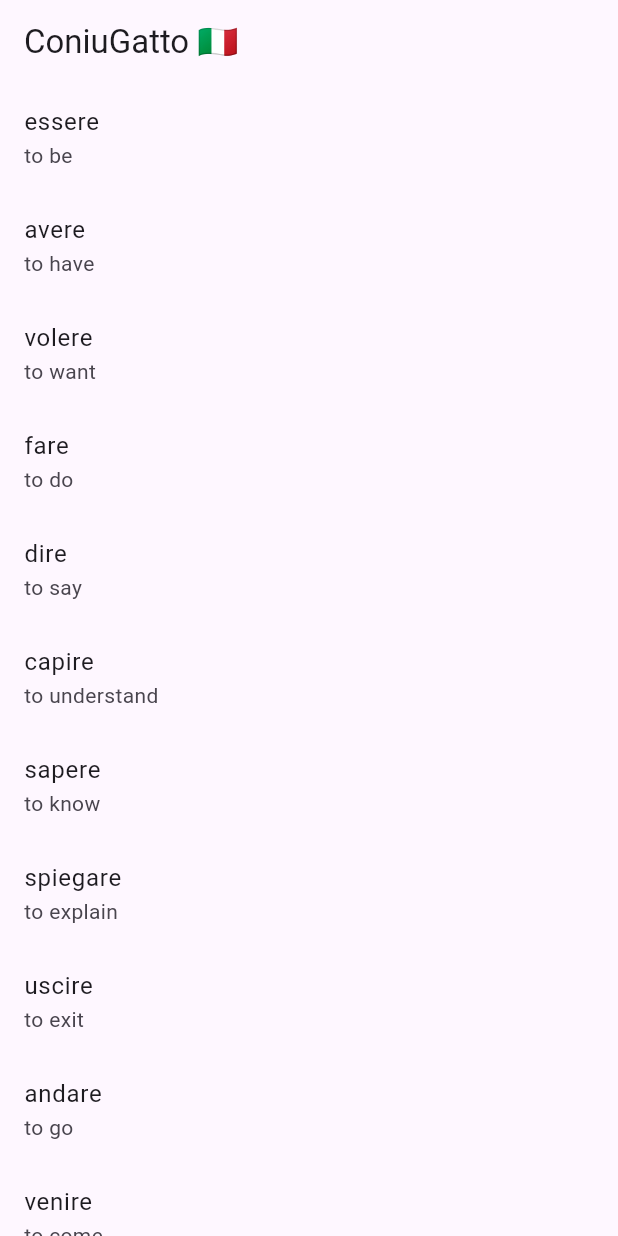
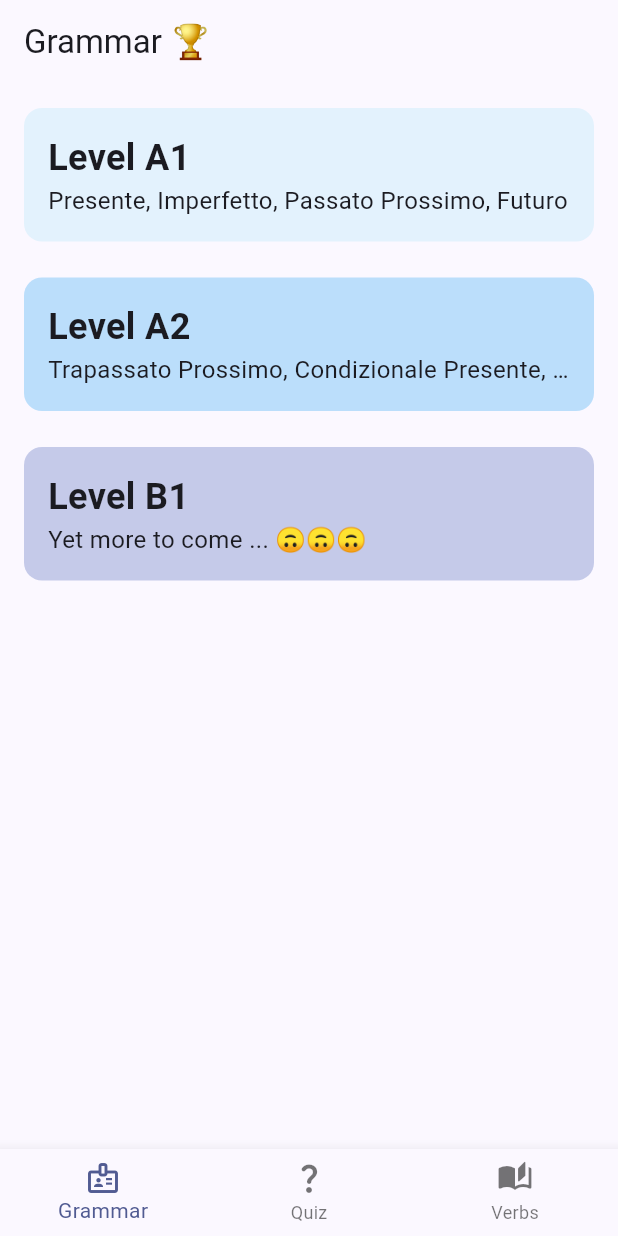
Before and after one commit to NicolasKargruber/ConiuGatto, a Flutter app: the screen it shows after launch, on a phone screen of 412 x 824 dp. Run offline on Flutter 3.47's test engine with Material 3 defaults, Android fonts, the phone set to English and light mode, and no system bars.

Commit message:
[CON-17] Add Mock Screens

```diff
--- a/lib/main.dart
+++ b/lib/main.dart
@@ -1,6 +1,5 @@
+import 'package:coniugatto/screens/home_screen.dart';
 import 'package:flutter/material.dart';
-
-import 'screens/verb_screen.dart';
 
 void main() {
   runApp(const MyApp());
@@ -15,9 +14,9 @@
     return MaterialApp(
       title: 'Flutter Demo',
       theme: ThemeData(
-        colorScheme: ColorScheme.fromSeed(seedColor: Colors.deepPurple),
+        colorScheme: ColorScheme.fromSeed(seedColor: Colors.indigo),
       ),
-      home: VerbScreen(),
+      home: HomeScreen(),
     );
   }
 }
--- /dev/null
+++ b/lib/screens/grammar_screen.dart
@@ -0,0 +1,87 @@
+import 'package:flutter/material.dart';
+
+class GrammarScreen extends StatelessWidget {
+  const GrammarScreen({super.key});
+
+  @override
+  Widget build(BuildContext context) {
+    return Scaffold(
+      appBar: AppBar(title: Text("Grammar 🏆")),
+      body: Padding(
+        padding: const EdgeInsets.all(16.0),
+        child: ListView(
+          children: [
+            Container(
+              padding: const EdgeInsets.all(16.0),
+              alignment: Alignment.centerLeft,
+              decoration: BoxDecoration(
+                shape: BoxShape.rectangle,
+                color: Colors.blue.shade50,
+                borderRadius: BorderRadius.circular(12.0),
+              ),
+              child: Column(
+                crossAxisAlignment: CrossAxisAlignment.start,
+                children: [
+                  Text(
+                    "Level A1",
+                    style: TextStyle(fontWeight: FontWeight.bold, fontSize: 24),
+                  ),
+                  Text(overflow: TextOverflow.ellipsis , "Presente, Imperfetto, Passato Prossimo, Futuro",
+                    style: TextStyle(fontSize: 16),),
+                ],
+              ),
+            ),
+
+            SizedBox(height: 24.0),
+
+            Container(
+              padding: const EdgeInsets.all(16.0),
+              alignment: Alignment.centerLeft,
+              decoration: BoxDecoration(
+                shape: BoxShape.rectangle,
+                color: Colors.blue.shade100,
+                borderRadius: BorderRadius.circular(12.0),
+              ),
+              child: Column(
+                crossAxisAlignment: CrossAxisAlignment.start,
+                children: [
+                  Text(
+                    "Level A2",
+                    style: TextStyle(fontWeight: FontWeight.bold, fontSize: 24),
+                  ),
+                  Text(overflow: TextOverflow.ellipsis , "Trapassato Prossimo, Condizionale Presente, Imperativo",
+                    style: TextStyle(fontSize: 16),),
+                ],
+              ),
+            ),
+
+            SizedBox(height: 24.0),
+
+
+
+            Container(
+              padding: const EdgeInsets.all(16.0),
+              alignment: Alignment.centerLeft,
+              decoration: BoxDecoration(
+                shape: BoxShape.rectangle,
+                color: Colors.indigo.shade100,
+                borderRadius: BorderRadius.circular(12.0),
+              ),
+              child: Column(
+                crossAxisAlignment: CrossAxisAlignment.start,
+                children: [
+                  Text(
+                    "Level B1",
+                    style: TextStyle(fontWeight: FontWeight.bold, fontSize: 24),
+                  ),
+                  Text(overflow: TextOverflow.ellipsis , "Yet more to come ... 🙃🙃🙃",
+                    style: TextStyle(fontSize: 16),),
+                ],
+              ),
+            ),
+          ],
+        ),
+      ),
+    );
+  }
+}
--- /dev/null
+++ b/lib/screens/home_screen.dart
@@ -0,0 +1,50 @@
+import 'package:coniugatto/screens/grammar_screen.dart';
+import 'package:coniugatto/screens/quiz_screen.dart';
+import 'package:coniugatto/screens/verb_screen.dart';
+import 'package:flutter/material.dart';
+
+class HomeScreen extends StatefulWidget {
+  const HomeScreen({super.key});
+
+  @override
+  State<HomeScreen> createState() => _HomeScreenState();
+}
+
+class _HomeScreenState extends State<HomeScreen> {
+  int _currentIndex = 0;
+  final List<Widget> _screens = [
+    GrammarScreen(),
+    QuizScreen(),
+    VerbScreen(),
+  ];
+
+  @override
+  Widget build(BuildContext context) {
+    return Scaffold(
+      appBar: null,
+      body: _screens[_currentIndex],
+      bottomNavigationBar: BottomNavigationBar(
+        currentIndex: _currentIndex,
+        onTap: (index) {
+          setState(() {
+            _currentIndex = index;
+          });
+        },
+        items: [
+          BottomNavigationBarItem(
+            icon: Icon(Icons.badge_outlined),
+            label: 'Grammar',
+          ),
+          BottomNavigationBarItem(
+            icon: Icon(Icons.question_mark_rounded),
+            label: 'Quiz',
+          ),
+          BottomNavigationBarItem(
+            icon: Icon(Icons.auto_stories_rounded),
+            label: 'Verbs',
+          ),
+        ],
+      ),
+    );
+  }
+}
--- /dev/null
+++ b/lib/screens/quiz_screen.dart
@@ -0,0 +1,55 @@
+import 'package:flutter/material.dart';
+
+class QuizScreen extends StatelessWidget {
+  const QuizScreen({super.key});
+
+  @override
+  Widget build(BuildContext context) {
+    return Scaffold(
+      appBar: AppBar(title: Text("Quiz 🕹️")),
+      body: Padding(
+        padding: const EdgeInsets.all(16.0),
+        child: Center(
+          child: Column(
+            mainAxisSize: MainAxisSize.min,
+            children: [
+              Text(
+                "Presente",
+                style: TextStyle(fontWeight: FontWeight.w500, fontSize: 36),
+              ),
+
+              Text(
+                "(I eat)",
+                style: TextStyle(fontWeight: FontWeight.w300, fontSize: 20),
+              ),
+
+              SizedBox(height: 24),
+
+              Container(
+                padding: const EdgeInsets.all(16.0),
+                decoration: BoxDecoration(
+                  shape: BoxShape.rectangle,
+                  //color: Colors.blue.shade100,
+                  border: Border.all(color: Colors.blue.shade100, width: 2.0),
+                  borderRadius: BorderRadius.circular(12.0),
+                ),
+                child: Text(
+                  "io mangio",
+                  style: TextStyle(fontWeight: FontWeight.w400, fontSize: 24),
+                ),
+              ),
+
+              SizedBox(height: 48),
+
+              FilledButton(onPressed: (){}, child: Padding(
+                padding: const EdgeInsets.all(8.0),
+                child: Text("Check",
+                  style: TextStyle(fontWeight: FontWeight.w400, fontSize: 24),),
+              ))
+            ],
+          ),
+        ),
+      ),
+    );
+  }
+}
--- a/lib/screens/verb_screen.dart
+++ b/lib/screens/verb_screen.dart
@@ -30,7 +30,7 @@
   @override
   Widget build(BuildContext context) {
     return Scaffold(
-      appBar: AppBar(title: Text('ConiuGatto 🇮🇹')),
+      appBar: AppBar(title: Text('Verbs 📚')),
       body: FutureBuilder<List<Verb>>(
         future: futureVerbs,
         builder: (context, snapshot) {
```
